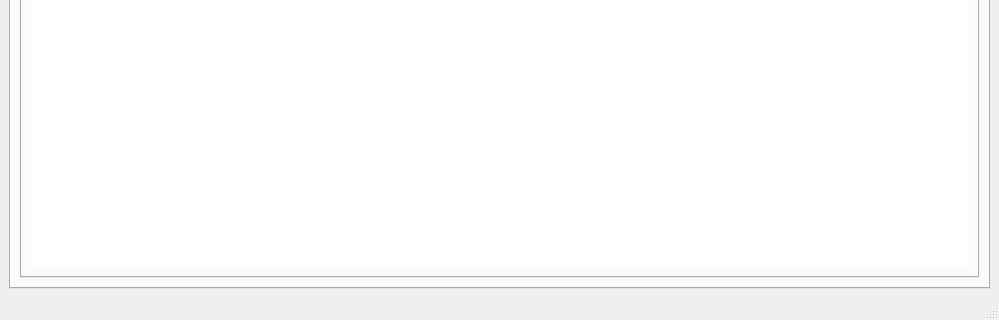
The window that mainwindow.ui (xqyjlj/seimey) describes before a commit, drawn with Qt 5; both pictures show x 0 to 999 and y 333 to 653 of the 999 by 653 pixel window.
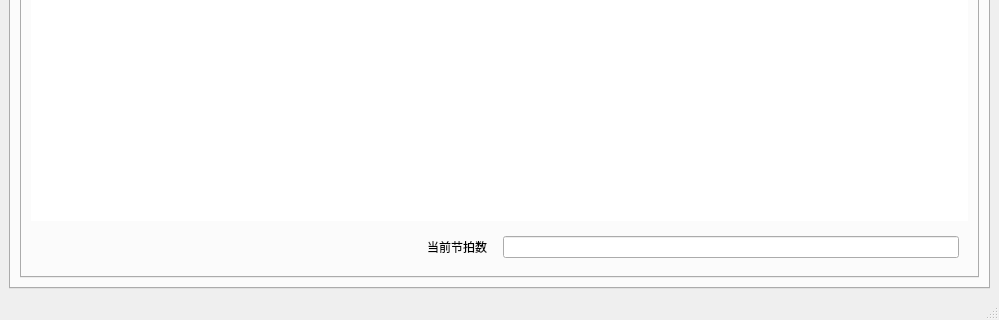
The same window after the commit. The open tabs and pages were chosen to show the change. Icons and pictures are not drawn.

Commit message: 新加了串口解析。实现了线程，设备，定时器的功能，修复了性能，同步，通信的按钮冲突

What changed in the file:
```diff
--- a/mainwindow.ui
+++ b/mainwindow.ui
@@ -537,9 +537,9 @@
            <attribute name="title">
             <string>时钟</string>
            </attribute>
-           <layout class="QGridLayout" name="gridLayout_9">
+           <layout class="QGridLayout" name="gridLayout_12">
             <item row="0" column="0">
-             <widget class="QTreeWidget" name="treeWidget_3">
+             <widget class="QTreeWidget" name="treeW_finsh_timer">
               <property name="frameShape">
                <enum>QFrame::NoFrame</enum>
               </property>
@@ -565,6 +565,32 @@
               </column>
              </widget>
             </item>
+            <item row="1" column="0">
+             <widget class="QWidget" name="widget" native="true">
+              <layout class="QGridLayout" name="gridLayout_9">
+               <item row="0" column="0">
+                <widget class="QLabel" name="label">
+                 <property name="text">
+                  <string>当前节拍数   </string>
+                 </property>
+                 <property name="alignment">
+                  <set>Qt::AlignRight|Qt::AlignTrailing|Qt::AlignVCenter</set>
+                 </property>
+                </widget>
+               </item>
+               <item row="0" column="1">
+                <widget class="QLineEdit" name="lineE_current_tick">
+                 <property name="sizePolicy">
+                  <sizepolicy hsizetype="Minimum" vsizetype="Fixed">
+                   <horstretch>0</horstretch>
+                   <verstretch>0</verstretch>
+                  </sizepolicy>
+                 </property>
+                </widget>
+               </item>
+              </layout>
+             </widget>
+            </item>
            </layout>
           </widget>
          </widget>
```
Left out of the diff: 36 changed lines with no effect on the pictures. The commit also changes 6 other files.
